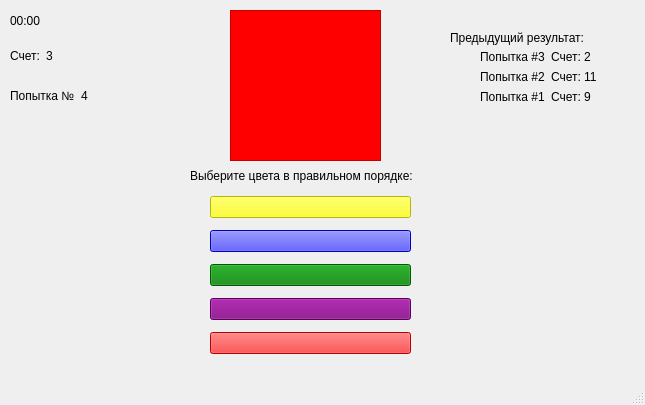
First picture: the form in templates/colours_difficult_win.ui, repository aizXc901/FocusTest, before the edit.
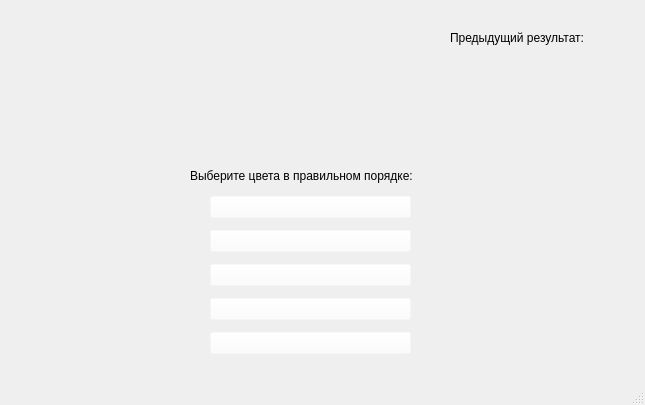
Second picture: the form after the edit.

```diff
--- a/templates/colours_difficult_win.ui
+++ b/templates/colours_difficult_win.ui
@@ -24,7 +24,7 @@
      </rect>
     </property>
     <property name="styleSheet">
-     <string notr="true">background-color: red;</string>
+     <string notr="true">background-color: rgba(255, 255, 255, 0);</string>
     </property>
     <property name="frameShape">
      <enum>QFrame::StyledPanel</enum>
@@ -62,7 +62,7 @@
      <item>
       <widget class="QPushButton" name="pushButton_2">
        <property name="styleSheet">
-        <string notr="true">background-color: yellow;
+        <string notr="true">background-color: rgba(255, 255, 255, 0);
 </string>
        </property>
        <property name="text">
@@ -73,7 +73,7 @@
      <item>
       <widget class="QPushButton" name="pushButton_5">
        <property name="styleSheet">
-        <string notr="true">background-color: blue;
+        <string notr="true">background-color: rgba(255, 255, 255, 0);
 </string>
        </property>
        <property name="text">
@@ -84,8 +84,7 @@
      <item>
       <widget class="QPushButton" name="pushButton_3">
        <property name="styleSheet">
-        <string notr="true">background-color: green;
-</string>
+        <string notr="true">background-color: rgba(255, 255, 255, 0);</string>
        </property>
        <property name="text">
         <string/>
@@ -95,7 +94,7 @@
      <item>
       <widget class="QPushButton" name="pushButton_6">
        <property name="styleSheet">
-        <string notr="true">background-color: purple;
+        <string notr="true">background-color: rgba(255, 255, 255, 0);
 </string>
        </property>
        <property name="text">
@@ -106,7 +105,7 @@
      <item>
       <widget class="QPushButton" name="pushButton">
        <property name="styleSheet">
-        <string notr="true">background-color: red;
+        <string notr="true">background-color: rgba(255, 255, 255, 0);
 </string>
        </property>
        <property name="text">
@@ -132,85 +131,24 @@
      <string>Предыдущий результат:</string>
     </property>
    </widget>
-   <widget class="QLabel" name="label_3">
-    <property name="geometry">
-     <rect>
-      <x>10</x>
-      <y>10</y>
-      <width>51</width>
-      <height>21</height>
-     </rect>
-    </property>
-    <property name="styleSheet">
-     <string notr="true">font: 75 14pt &quot;MS Shell Dlg 2&quot;;</string>
-    </property>
-    <property name="text">
-     <string>00:00</string>
-    </property>
-   </widget>
    <widget class="QWidget" name="formLayoutWidget">
     <property name="geometry">
      <rect>
       <x>480</x>
       <y>50</y>
-      <width>121</width>
+      <width>122</width>
       <height>301</height>
      </rect>
     </property>
     <layout class="QFormLayout" name="formLayout">
      <item row="2" column="0">
-      <layout class="QHBoxLayout" name="horizontalLayout">
-       <item>
-        <widget class="QLabel" name="label_5">
-         <property name="text">
-          <string>Попытка #1</string>
-         </property>
-        </widget>
-       </item>
-       <item>
-        <widget class="QLabel" name="label_4">
-         <property name="text">
-          <string>Счет: 9</string>
-         </property>
-        </widget>
-       </item>
-      </layout>
+      <layout class="QHBoxLayout" name="horizontalLayout"/>
      </item>
      <item row="1" column="0">
-      <layout class="QHBoxLayout" name="horizontalLayout_2">
-       <item>
-        <widget class="QLabel" name="label_7">
-         <property name="text">
-          <string>Попытка #2</string>
-         </property>
-        </widget>
-       </item>
-       <item>
-        <widget class="QLabel" name="label_8">
-         <property name="text">
-          <string>Счет: 11</string>
-         </property>
-        </widget>
-       </item>
-      </layout>
+      <layout class="QHBoxLayout" name="horizontalLayout_2"/>
      </item>
      <item row="0" column="0">
-      <layout class="QHBoxLayout" name="horizontalLayout_3">
-       <item>
-        <widget class="QLabel" name="label_10">
-         <property name="text">
-          <string>Попытка #3</string>
-         </property>
-        </widget>
-       </item>
-       <item>
-        <widget class="QLabel" name="label_11">
-         <property name="text">
-          <string>Счет: 2</string>
-         </property>
-        </widget>
-       </item>
-      </layout>
+      <layout class="QHBoxLayout" name="horizontalLayout_3"/>
      </item>
     </layout>
    </widget>
@@ -230,17 +168,7 @@
         <string notr="true">font: 12pt &quot;MS Shell Dlg 2&quot;;</string>
        </property>
        <property name="text">
-        <string>Попытка №</string>
-       </property>
-      </widget>
-     </item>
-     <item>
-      <widget class="QLabel" name="label_15">
-       <property name="styleSheet">
-        <string notr="true">font: 12pt &quot;MS Shell Dlg 2&quot;;</string>
-       </property>
-       <property name="text">
-        <string>4</string>
+        <string/>
        </property>
       </widget>
      </item>
@@ -262,17 +190,7 @@
         <string notr="true">font: 12pt &quot;MS Shell Dlg 2&quot;;</string>
        </property>
        <property name="text">
-        <string>Счет:</string>
-       </property>
-      </widget>
-     </item>
-     <item>
-      <widget class="QLabel" name="label_16">
-       <property name="styleSheet">
-        <string notr="true">font: 12pt &quot;MS Shell Dlg 2&quot;;</string>
-       </property>
-       <property name="text">
-        <string>3</string>
+        <string/>
        </property>
       </widget>
      </item>
```
Left out of the diff: 6 changed lines with no effect on the pictures.
